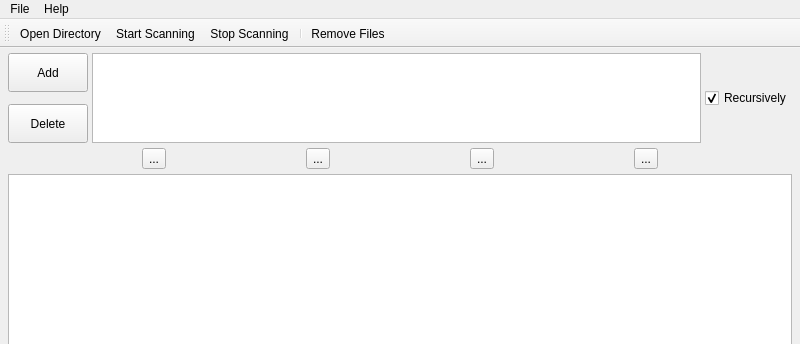
Above: mainwindow.ui from vsklamm/FDuplicate before the change; both pictures show x 0 to 800 and y 0 to 344 of the 800 by 600 pixel window. Below: the same form after it.
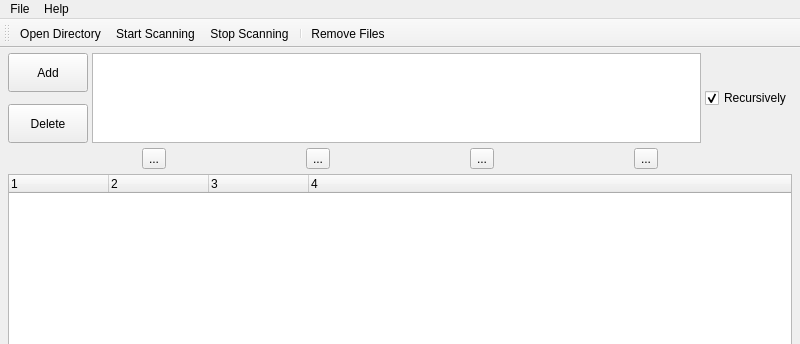
That is the form after the change.

Patch:
```diff
--- a/mainwindow.ui
+++ b/mainwindow.ui
@@ -219,12 +219,30 @@
         <number>0</number>
        </property>
        <item>
-        <widget class="QTreeView" name="treeView">
-         <property name="font">
-          <font>
-           <pointsize>11</pointsize>
-          </font>
+        <widget class="QTreeWidget" name="treeWidget">
+         <property name="columnCount">
+          <number>4</number>
          </property>
+         <column>
+          <property name="text">
+           <string notr="true">1</string>
+          </property>
+         </column>
+         <column>
+          <property name="text">
+           <string notr="true">2</string>
+          </property>
+         </column>
+         <column>
+          <property name="text">
+           <string notr="true">3</string>
+          </property>
+         </column>
+         <column>
+          <property name="text">
+           <string notr="true">4</string>
+          </property>
+         </column>
         </widget>
        </item>
       </layout>
```
